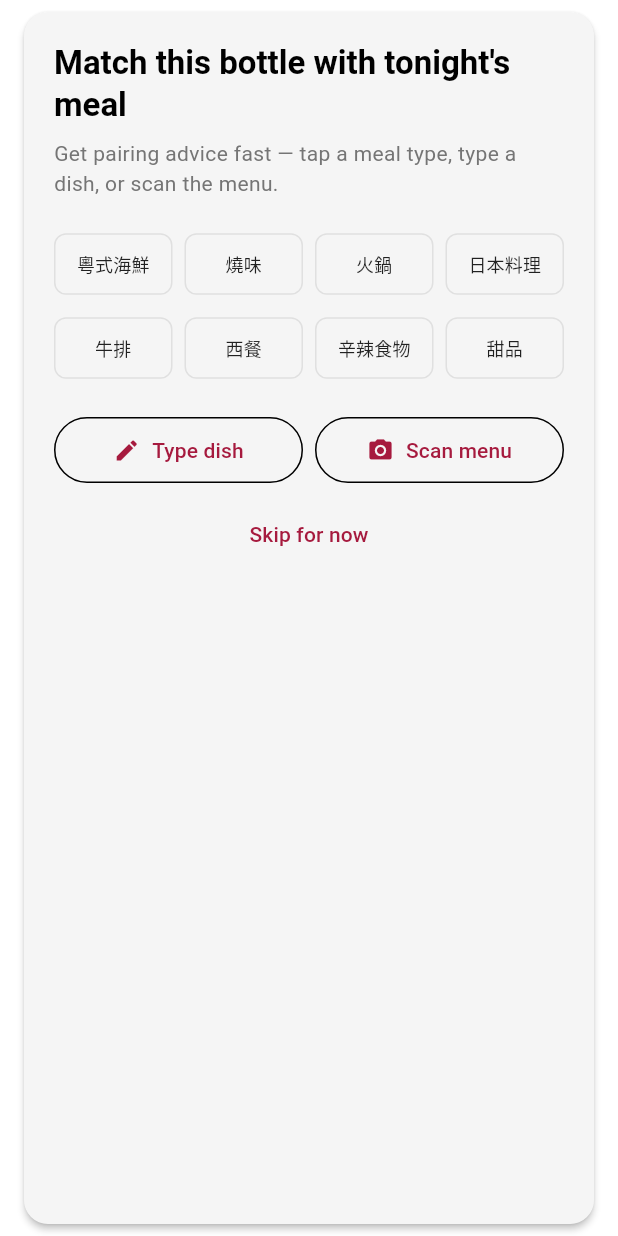
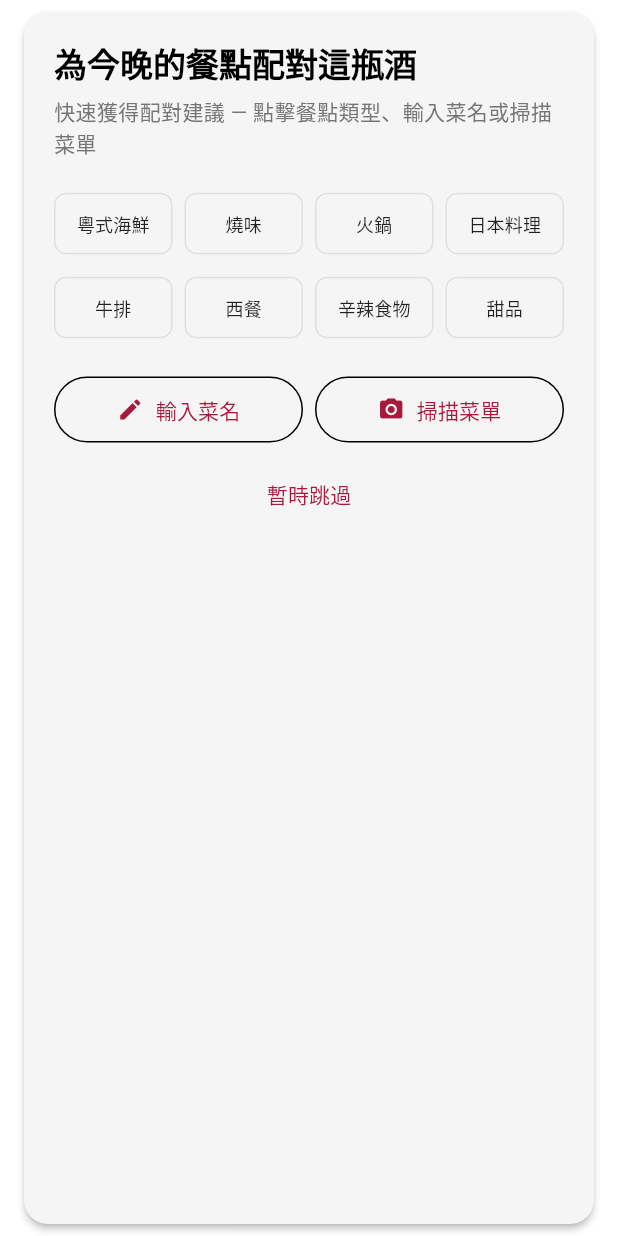
Before and after one commit to aibuddygame/wine-ai-app, a Flutter app: the PairingCard widget shown alone on an empty page, opened directly with empty values, on a phone screen of 412 x 824 dp. Run offline on Flutter 3.47's test engine with Material 3 defaults, Android fonts, the phone set to English and light mode, and no system bars; our stand-ins replace flutter_dotenv, hive_flutter, image_picker, shared_preferences, sqflite, sqflite_common_ffi_web; missing offline and left inert: dart:html; accounts and stored records are empty.

Commit message:
feat: add bilingual support to pairing components
- PairingCard now accepts locale parameter
- PairingResultCard and FallbackPairingCard support EN/ZH
- Quick-pick buttons show correct language based on app locale
- All labels and hints are now localized

```diff
--- a/lib/components/pairing_card.dart
+++ b/lib/components/pairing_card.dart
@@ -23,6 +23,7 @@ class PairingCard extends StatelessWidget {
   final Function(String) onDishSubmitted;
   final VoidCallback onCancel;
   final String? errorMessage;
+  final String locale;
 
   const PairingCard({
     Key? key,
@@ -34,7 +35,10 @@ class PairingCard extends StatelessWidget {
     required this.onDishSubmitted,
     required this.onCancel,
     this.errorMessage,
+    this.locale = 'zh',
   }) : super(key: key);
+
+  bool get _isZh => locale.startsWith('zh');
 
   @override
   Widget build(BuildContext context) {
@@ -57,6 +61,8 @@ class PairingCard extends StatelessWidget {
 
   /// Main pairing card with quick picks
   Widget _buildMainCard(BuildContext context) {
+    final options = getQuickPickOptions(locale);
+
     return Card(
       margin: const EdgeInsets.symmetric(horizontal: 16, vertical: 8),
       elevation: 2,
@@ -68,7 +74,7 @@ class PairingCard extends StatelessWidget {
           children: [
             // Title
             Text(
-              'Match this bottle with tonight\'s meal',
+              _isZh ? '為今晚的餐點配對這瓶酒' : 'Match this bottle with tonight\'s meal',
               style: Theme.of(context).textTheme.titleLarge?.copyWith(
                     fontWeight: FontWeight.bold,
                   ),
@@ -76,7 +82,9 @@ class PairingCard extends StatelessWidget {
             const SizedBox(height: 8),
             // Subtitle
             Text(
-              'Get pairing advice fast — tap a meal type, type a dish, or scan the menu.',
+              _isZh
+                ? '快速獲得配對建議 — 點擊餐點類型、輸入菜名或掃描菜單'
+                : 'Get pairing advice fast — tap a meal type, type a dish, or scan the menu.',
               style: Theme.of(context).textTheme.bodyMedium?.copyWith(
                     color: Colors.grey[600],
                   ),
@@ -86,13 +94,13 @@ class PairingCard extends StatelessWidget {
             // Quick pick buttons - Row 1
             Row(
               children: [
-                Expanded(child: _buildQuickPickButton(context, quickPickOptions[0])),
+                Expanded(child: _buildQuickPickButton(context, options[0])),
                 const SizedBox(width: 8),
-                Expanded(child: _buildQuickPickButton(context, quickPickOptions[1])),
+                Expanded(child: _buildQuickPickButton(context, options[1])),
                 const SizedBox(width: 8),
-                Expanded(child: _buildQuickPickButton(context, quickPickOptions[2])),
+                Expanded(child: _buildQuickPickButton(context, options[2])),
                 const SizedBox(width: 8),
-                Expanded(child: _buildQuickPickButton(context, quickPickOptions[3])),
+                Expanded(child: _buildQuickPickButton(context, options[3])),
               ],
             ),
             const SizedBox(height: 8),
@@ -100,13 +108,13 @@ class PairingCard extends StatelessWidget {
             // Quick pick buttons - Row 2
             Row(
               children: [
-                Expanded(child: _buildQuickPickButton(context, quickPickOptions[4])),
+                Expanded(child: _buildQuickPickButton(context, options[4])),
                 const SizedBox(width: 8),
-                Expanded(child: _buildQuickPickButton(context, quickPickOptions[5])),
+                Expanded(child: _buildQuickPickButton(context, options[5])),
                 const SizedBox(width: 8),
-                Expanded(child: _buildQuickPickButton(context, quickPickOptions[6])),
+                Expanded(child: _buildQuickPickButton(context, options[6])),
                 const SizedBox(width: 8),
-                Expanded(child: _buildQuickPickButton(context, quickPickOptions[7])),
+                Expanded(child: _buildQuickPickButton(context, options[7])),
               ],
             ),
             const SizedBox(height: 20),
@@ -118,7 +126,7 @@ class PairingCard extends StatelessWidget {
                   child: OutlinedButton.icon(
                     onPressed: onTypeDish,
                     icon: const Icon(Icons.edit, size: 18),
-                    label: const Text('Type dish'),
+                    label: Text(_isZh ? '輸入菜名' : 'Type dish'),
                     style: OutlinedButton.styleFrom(
                       padding: const EdgeInsets.symmetric(vertical: 12),
                     ),
@@ -129,7 +137,7 @@ class PairingCard extends StatelessWidget {
                   child: OutlinedButton.icon(
                     onPressed: onScanMenu,
                     icon: const Icon(Icons.camera_alt, size: 18),
-                    label: const Text('Scan menu'),
+                    label: Text(_isZh ? '掃描菜單' : 'Scan menu'),
                     style: OutlinedButton.styleFrom(
                       padding: const EdgeInsets.symmetric(vertical: 12),
                     ),
@@ -144,7 +152,7 @@ class PairingCard extends StatelessWidget {
               width: double.infinity,
               child: TextButton(
                 onPressed: onSkip,
-                child: const Text('Skip for now'),
+                child: Text(_isZh ? '暫時跳過' : 'Skip for now'),
               ),
             ),
           ],
@@ -168,7 +176,7 @@ class PairingCard extends StatelessWidget {
         ),
       ),
       child: Text(
-        option.labelZh,
+        option.label,
         style: const TextStyle(fontSize: 12),
         textAlign: TextAlign.center,
         maxLines: 1,
@@ -198,7 +206,7 @@ class PairingCard extends StatelessWidget {
                 ),
                 Expanded(
                   child: Text(
-                    'Type your dish',
+                    _isZh ? '輸入你的菜名' : 'Type your dish',
                     style: Theme.of(context).textTheme.titleLarge?.copyWith(
                           fontWeight: FontWeight.bold,
                         ),
@@ -210,7 +218,9 @@ class PairingCard extends StatelessWidget {
             TextField(
               controller: controller,
               decoration: InputDecoration(
-                hintText: 'e.g., steamed garoupa, wagyu steak, lobster pasta',
+                hintText: _isZh
+                  ? '例如：清蒸石斑、和牛牛排、龍蝦意粉'
+                  : 'e.g., steamed garoupa, wagyu steak, lobster pasta',
                 border: OutlineInputBorder(
                   borderRadius: BorderRadius.circular(12),
                 ),
@@ -229,7 +239,7 @@ class PairingCard extends StatelessWidget {
                 style: ElevatedButton.styleFrom(
                   padding: const EdgeInsets.symmetric(vertical: 16),
                 ),
-                child: const Text('Get pairing advice'),
+                child: Text(_isZh ? '獲得配對建議' : 'Get pairing advice'),
               ),
             ),
           ],
@@ -251,7 +261,7 @@ class PairingCard extends StatelessWidget {
             children: [
               CircularProgressIndicator(),
               SizedBox(height: 16),
-              Text('Getting pairing advice...'),
+              Text(_isZh ? '正在獲得配對建議...' : 'Getting pairing advice...'),
             ],
           ),
         ),
@@ -272,13 +282,13 @@ class PairingCard extends StatelessWidget {
             const Icon(Icons.error_outline, color: Colors.red, size: 48),
             const SizedBox(height: 16),
             Text(
-              errorMessage ?? 'Couldn\'t generate pairing advice right now. Please try another meal type.',
+              errorMessage ?? (_isZh ? '暫時無法生成配對建議，請嘗試其他餐點類型' : 'Couldn\'t generate pairing advice right now. Please try another meal type.'),
               textAlign: TextAlign.center,
             ),
             const SizedBox(height: 16),
             ElevatedButton(
               onPressed: onCancel,
-              child: const Text('Try again'),
+              child: Text(_isZh ? '重試' : 'Try again'),
             ),
           ],
         ),
--- a/lib/components/pairing_result_card.dart
+++ b/lib/components/pairing_result_card.dart
@@ -8,6 +8,7 @@ class PairingResultCard extends StatelessWidget {
   final VoidCallback onTryAnother;
   final VoidCallback onSave;
   final VoidCallback onShare;
+  final String locale;
 
   const PairingResultCard({
     Key? key,
@@ -16,7 +17,10 @@ class PairingResultCard extends StatelessWidget {
     required this.onTryAnother,
     required this.onSave,
     required this.onShare,
+    this.locale = 'zh',
   }) : super(key: key);
+
+  bool get _isZh => locale.startsWith('zh');
 
   @override
   Widget build(BuildContext context) {
@@ -34,7 +38,9 @@ class PairingResultCard extends StatelessWidget {
               children: [
                 Expanded(
                   child: Text(
-                    isFallback ? 'General pairing' : 'Pairing advice',
+                    isFallback
+                      ? (_isZh ? '一般配對' : 'General pairing')
+                      : (_isZh ? '配對建議' : 'Pairing advice'),
                     style: Theme.of(context).textTheme.titleLarge?.copyWith(
                           fontWeight: FontWeight.bold,
                         ),
@@ -49,7 +55,7 @@ class PairingResultCard extends StatelessWidget {
             _buildInfoRow(
               context,
               icon: Icons.restaurant,
-              label: 'Best with',
+              label: _isZh ? '最適合' : 'Best with',
               value: result.bestWith.join(', '),
             ),
             const SizedBox(height: 16),
@@ -58,7 +64,7 @@ class PairingResultCard extends StatelessWidget {
             _buildInfoRow(
               context,
               icon: Icons.lightbulb_outline,
-              label: 'Why',
+              label: _isZh ? '原因' : 'Why',
               value: result.why,
             ),
             const SizedBox(height: 16),
@@ -67,7 +73,7 @@ class PairingResultCard extends StatelessWidget {
             _buildInfoRow(
               context,
               icon: Icons.chat_bubble_outline,
-              label: 'Say this',
+              label: _isZh ? '可以這樣說' : 'Say this',
               value: '"${result.sayThis}"',
               isQuote: true,
             ),
@@ -78,7 +84,7 @@ class PairingResultCard extends StatelessWidget {
               _buildInfoRow(
                 context,
                 icon: Icons.block,
-                label: 'Less suitable for',
+                label: _isZh ? '較不適合' : 'Less suitable for',
                 value: result.lessSuitableFor.join(', '),
                 valueColor: Colors.orange[700],
               ),
@@ -95,18 +101,18 @@ class PairingResultCard extends StatelessWidget {
                   child: TextButton.icon(
                     onPressed: onTryAnother,
                     icon: const Icon(Icons.refresh, size: 18),
-                    label: const Text('Try another dish'),
+                    label: Text(_isZh ? '嘗試其他菜式' : 'Try another dish'),
                   ),
                 ),
                 IconButton(
                   onPressed: onSave,
                   icon: const Icon(Icons.bookmark_border),
-                  tooltip: 'Save',
+                  tooltip: _isZh ? '保存' : 'Save',
                 ),
                 IconButton(
                   onPressed: onShare,
                   icon: const Icon(Icons.share),
-                  tooltip: 'Share',
+                  tooltip: _isZh ? '分享' : 'Share',
                 ),
               ],
             ),
@@ -207,11 +213,15 @@ class PairingResultCard extends StatelessWidget {
 /// Fallback pairing result card (when user skips)
 class FallbackPairingCard extends StatelessWidget {
   final VoidCallback onAddMeal;
+  final String locale;
 
   const FallbackPairingCard({
     Key? key,
     required this.onAddMeal,
+    this.locale = 'zh',
   }) : super(key: key);
+
+  bool get _isZh => locale.startsWith('zh');
 
   @override
   Widget build(BuildContext context) {
@@ -225,7 +235,7 @@ class FallbackPairingCard extends StatelessWidget {
           crossAxisAlignment: CrossAxisAlignment.start,
           children: [
             Text(
-              'General pairing',
+              _isZh ? '一般配對' : 'General pairing',
               style: Theme.of(context).textTheme.titleLarge?.copyWith(
                     fontWeight: FontWeight.bold,
                   ),
@@ -236,8 +246,8 @@ class FallbackPairingCard extends StatelessWidget {
             _buildInfoRow(
               context,
               icon: Icons.restaurant,
-              label: 'Best with',
-              value: 'Seafood, poultry, creamy dishes',
+              label: _isZh ? '最適合' : 'Best with',
+              value: _isZh ? '海鮮、家禽、奶油菜式' : 'Seafood, poultry, creamy dishes',
             ),
             const SizedBox(height: 12),
 
@@ -245,8 +255,8 @@ class FallbackPairingCard extends StatelessWidget {
             _buildInfoRow(
               context,
               icon: Icons.block,
-              label: 'Less suitable for',
-              value: 'Spicy hotpot, sweet desserts',
+              label: _isZh ? '較不適合' : 'Less suitable for',
+              value: _isZh ? '辛辣火鍋、甜點' : 'Spicy hotpot, sweet desserts',
               valueColor: Colors.orange[700],
             ),
             const SizedBox(height: 12),
@@ -255,8 +265,10 @@ class FallbackPairingCard extends StatelessWidget {
             _buildInfoRow(
               context,
               icon: Icons.chat_bubble_outline,
-              label: 'Talking point',
-              value: '"This is a safer choice for lighter dishes rather than heavily spiced food."',
+              label: _isZh ? '談話要點' : 'Talking point',
+              value: _isZh
+                ? '"這是清淡菜式的安全選擇，而不是重辛辣的食物。"'
+                : '"This is a safer choice for lighter dishes rather than heavily spiced food."',
               isQuote: true,
             ),
 
@@ -266,7 +278,7 @@ class FallbackPairingCard extends StatelessWidget {
               child: ElevatedButton.icon(
                 onPressed: onAddMeal,
                 icon: const Icon(Icons.add),
-                label: const Text('Add tonight\'s meal for better advice'),
+                label: Text(_isZh ? '添加今晚的餐點以獲得更好建議' : 'Add tonight\'s meal for better advice'),
               ),
             ),
           ],
--- a/lib/models/pairing_models.dart
+++ b/lib/models/pairing_models.dart
@@ -82,14 +82,20 @@ class QuickPickOption {
   });
 }
 
-/// Predefined quick pick options
-final List<QuickPickOption> quickPickOptions = [
-  QuickPickOption(id: 'cantonese_seafood', label: 'Cantonese seafood', labelZh: '粵式海鮮'),
-  QuickPickOption(id: 'roast_meat', label: 'Roast meat', labelZh: '燒味'),
-  QuickPickOption(id: 'hotpot', label: 'Hotpot', labelZh: '火鍋'),
-  QuickPickOption(id: 'japanese', label: 'Japanese', labelZh: '日本料理'),
-  QuickPickOption(id: 'steak', label: 'Steak', labelZh: '牛排'),
-  QuickPickOption(id: 'western', label: 'Western', labelZh: '西餐'),
-  QuickPickOption(id: 'spicy_food', label: 'Spicy food', labelZh: '辛辣食物'),
-  QuickPickOption(id: 'dessert', label: 'Dessert', labelZh: '甜品'),
-];
+/// Get quick pick options based on locale
+List<QuickPickOption> getQuickPickOptions(String locale) {
+  final isZh = locale.startsWith('zh');
+  return [
+    QuickPickOption(id: 'cantonese_seafood', label: isZh ? '粵式海鮮' : 'Cantonese seafood', labelZh: '粵式海鮮'),
+    QuickPickOption(id: 'roast_meat', label: isZh ? '燒味' : 'Roast meat', labelZh: '燒味'),
+    QuickPickOption(id: 'hotpot', label: isZh ? '火鍋' : 'Hotpot', labelZh: '火鍋'),
+    QuickPickOption(id: 'japanese', label: isZh ? '日本料理' : 'Japanese', labelZh: '日本料理'),
+    QuickPickOption(id: 'steak', label: isZh ? '牛排' : 'Steak', labelZh: '牛排'),
+    QuickPickOption(id: 'western', label: isZh ? '西餐' : 'Western', labelZh: '西餐'),
+    QuickPickOption(id: 'spicy_food', label: isZh ? '辛辣食物' : 'Spicy food', labelZh: '辛辣食物'),
+    QuickPickOption(id: 'dessert', label: isZh ? '甜品' : 'Dessert', labelZh: '甜品'),
+  ];
+}
+
+/// Legacy export for backward compatibility
+final List<QuickPickOption> quickPickOptions = getQuickPickOptions('zh');
--- a/lib/services/pairing_service.dart
+++ b/lib/services/pairing_service.dart
@@ -2,7 +2,7 @@ import 'dart:convert';
 import 'dart:typed_data';
 import 'package:http/http.dart' as http;
 import '../models/pairing_models.dart';
-import '../constants/app_constants.dart';
+import '../core/constants/app_constants.dart';
 
 /// Service for generating wine pairing advice
 class PairingService {
@@ -100,7 +100,7 @@ Provide wine pairing advice in this exact JSON format:
   "confidence": 0.85
 }
 
-Keep it concise and practical for a business dinner context.'';
+Keep it concise and practical for a business dinner context.''';
   }
 
   /// Get mock pairing result for MVP
```
Also changed, not shown: lib/features/results/results_screen.dart (+7 -4 lines).
